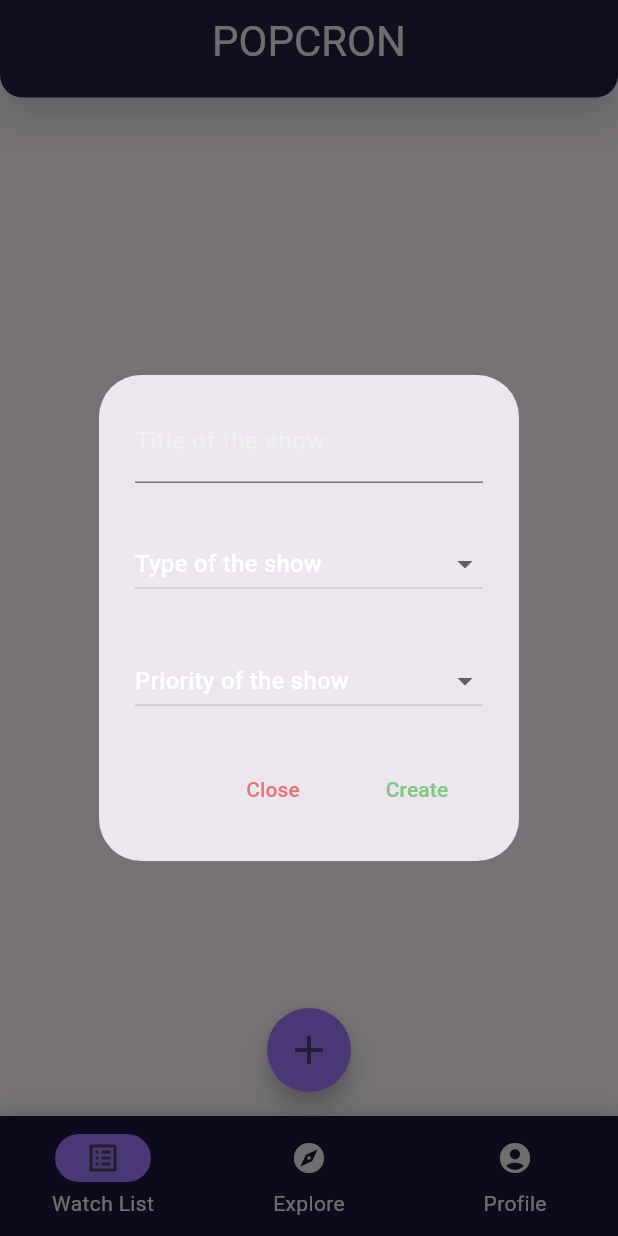
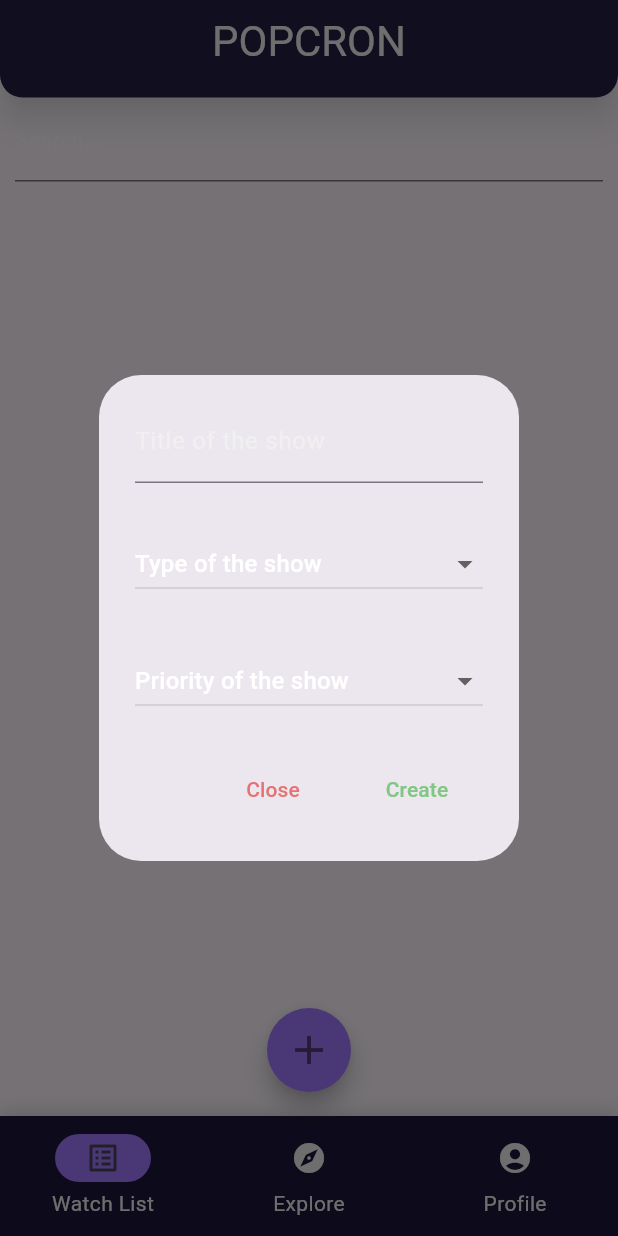
Before and after one commit to shofiq0023/flutter-popcorn, a Flutter app: the screen it shows after launch, after a tap on the "add" icon, on a phone screen of 412 x 824 dp. Run offline on Flutter 3.47's test engine with Material 3 defaults, Android fonts, the light colour scheme and no system bars; our stand-ins replace hexcolor, isar; accounts and stored records are empty; generated files the repository leaves out were written again; Roboto replaces fonts that are missing (RobotoFlex).

Commit message:
sorted the list

```diff
--- a/lib/databases/watch_list_database.dart
+++ b/lib/databases/watch_list_database.dart
@@ -34,6 +34,9 @@ class WatchListDatabase extends ChangeNotifier {
     List<WatchListModel> lists = await isar.watchListModels.where().findAll();
     watchLists.clear();
     watchLists.addAll(lists);
+    watchLists.sort(
+      (a, b) => a.priority.compareTo(b.priority),
+    );
 
     notifyListeners();
   }
--- a/lib/pages/watch_list_page.dart
+++ b/lib/pages/watch_list_page.dart
@@ -1,7 +1,6 @@
 import 'package:popcron/models/watch_list.dart';
 import 'package:popcron/templates/watch_list_items.dart';
 import 'package:flutter/material.dart';
-
 
 class WatchListPage extends StatefulWidget {
   final List<WatchListModel> listItems;
@@ -16,11 +15,34 @@ class WatchListPage extends StatefulWidget {
 }
 
 class _WatchListPageState extends State<WatchListPage> {
+  final searchBarController = TextEditingController();
+
   @override
   Widget build(BuildContext context) {
     return Column(
       children: [
-        Container(),
+        Container(
+          padding: const EdgeInsets.only(bottom: 10.0, left: 10.0, right: 10.0),
+          child: TextField(
+            controller: searchBarController,
+            decoration: const InputDecoration(
+              label: Text(
+                "Search...",
+                style: TextStyle(
+                  color: Colors.white54,
+                  fontSize: 14.0,
+                ),
+              ),
+            ),
+            style: const TextStyle(
+              color: Colors.white,
+            ),
+            onChanged: (value) {
+              setState(() {
+              });
+            },
+          ),
+        ),
         Expanded(
           child: ListView.builder(
             shrinkWrap: true,
--- a/lib/templates/watch_list_items.dart
+++ b/lib/templates/watch_list_items.dart
@@ -60,7 +60,7 @@ class _WatchListItemState extends State<WatchListItem> {
               // Priority tag
               Container(
                 width: 4.0,
-                color: GlobalList.getPriorityColor(widget.watchListModel.priority),
+                color: GlobalList.getPriorityColorForCard(widget.watchListModel.priority),
               ),
 
               // Padding between priority tag and titles
```
